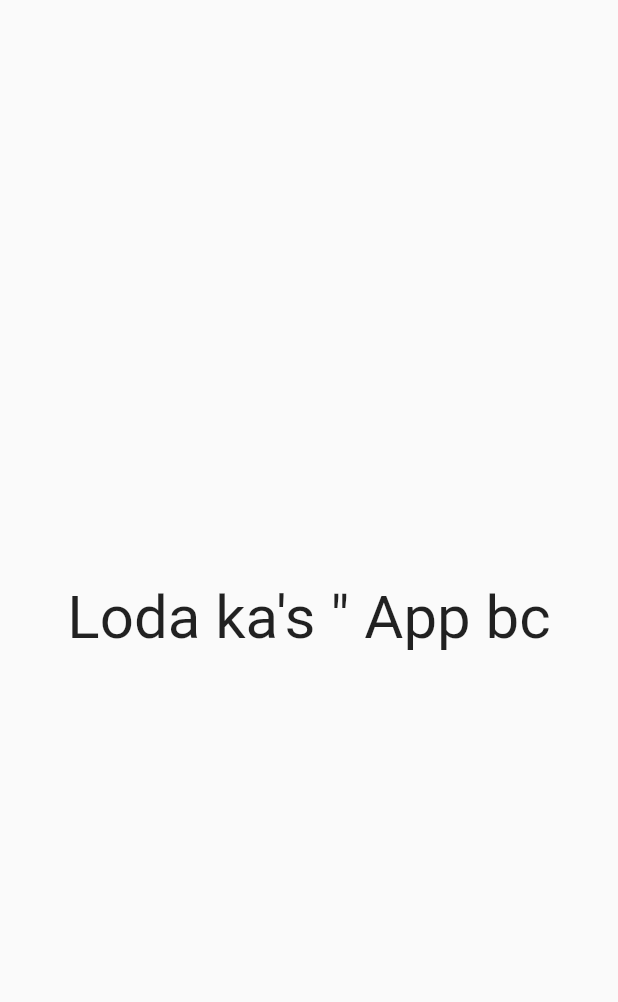
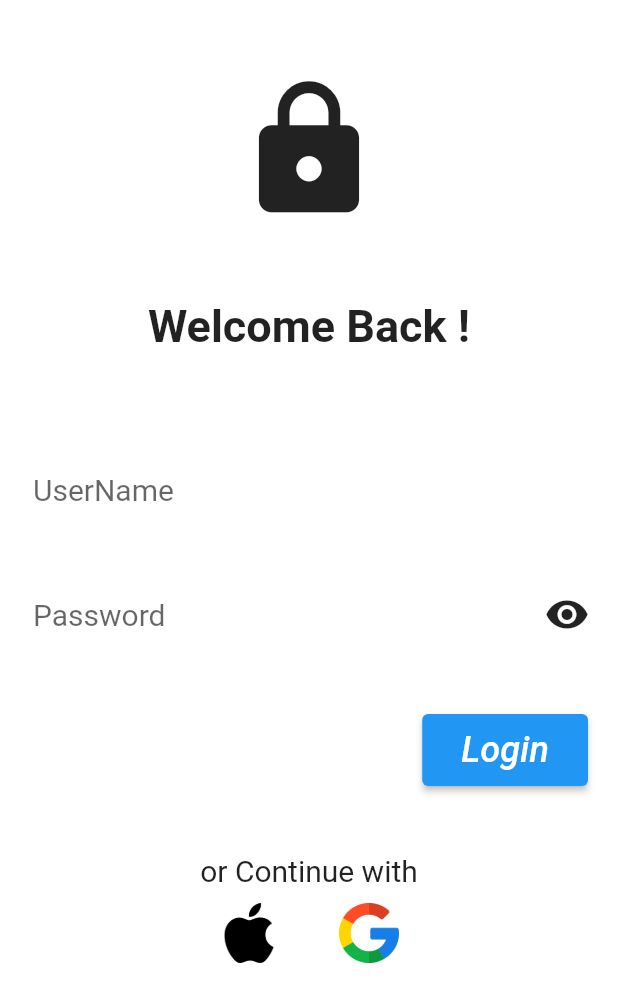
Before and after one commit to Ronnieraj37/Shopping-App, a Flutter app: the screen it shows after launch, on a phone screen of 412 x 824 dp. Shown: the top 1002 px of the screen. Run offline on Flutter 3.47's test engine with Material 2 defaults, Android fonts, the phone set to English and light mode, and no system bars.

Commit message:
First Commit

```diff
--- a/lib/main.dart
+++ b/lib/main.dart
@@ -1,36 +1,50 @@
 import 'package:flutter/material.dart';
+import 'package:shopping/pages/login_page.dart';
+
+import 'pages/homepage.dart';
 
 void main() {
-  runApp(const MyApp());
+  runApp(const MyHome());
 }
 
-class MyApp extends StatelessWidget {
-  const MyApp({super.key});
+class MyHome extends StatefulWidget {
+  const MyHome({Key? key}) : super(key: key);
 
-  // This widget is the root of your application.
+  @override
+  State<MyHome> createState() => _MyHomeState();
+}
+
+class _MyHomeState extends State<MyHome> {
+
+  //bool theme = false;
+  // ThemeMode themeMode = ThemeMode.light;
+  // void change(bool value){
+  //   setState(() {
+  //     if(value==true){
+  //       themeMode = ThemeMode.dark;
+  //       theme = true;
+  //     }
+  //     else{
+  //       themeMode = ThemeMode.light;
+  //       theme = false;
+  //     }
+  //   });
+  // }
   @override
   Widget build(BuildContext context) {
     return MaterialApp(
+      themeMode: ThemeMode.light,
+      darkTheme: ThemeData(brightness: Brightness.dark),
+      theme: ThemeData(
+        primarySwatch: Colors.deepPurple,
+      ),
       title: 'Flutter Demo',
-      theme: ThemeData(
-        primarySwatch: Colors.blue,
-      ),
-      home: const MyHomePage(),
+      //actions: Widget[Switch(value: dark, onChanged: (value){changeColor(value);})],
+      initialRoute: "/login",
+      routes: {
+        "/" : (context) => const MyApp(),
+        "/login" : (context) => const LoginPage(),
+      },
     );
   }
 }
-class MyHomePage extends StatelessWidget {
-  const MyHomePage({Key? key}) : super(key: key);
-
-  @override
-  Widget build(BuildContext context) {
-    return const Scaffold(
-      body: Center(
-          child: Text(
-              "Loda ka's \" App bc",
-            style: TextStyle(fontSize: 40),
-          ),
-        ),
-    );
-  }
-}
--- /dev/null
+++ b/lib/pages/homepage.dart
@@ -0,0 +1,27 @@
+import 'package:flutter/material.dart';
+
+
+class MyApp extends StatefulWidget {
+  const MyApp({super.key});
+
+  @override
+  State<MyApp> createState() => _MyAppState();
+}
+
+class _MyAppState extends State<MyApp> {
+  // This widget is the root of your application.
+
+  @override
+  Widget build(BuildContext context) {
+    return Scaffold(
+        appBar: AppBar(title: const Text('data')),
+        body: const Center(
+          child: Text(
+            "Loda ka's App bc",
+            style: TextStyle(fontSize: 40),
+          ),
+        ),
+        drawer: const Drawer(child: Text('data')),
+      );
+  }
+}
--- /dev/null
+++ b/lib/pages/login_page.dart
@@ -0,0 +1,135 @@
+import 'package:flutter/material.dart';
+
+class LoginPage extends StatefulWidget {
+  const LoginPage({Key? key}) : super(key: key);
+
+  @override
+  State<LoginPage> createState() => _LoginPageState();
+}
+
+class _LoginPageState extends State<LoginPage> {
+  bool hidePass = true;
+  Icon eyeIcon = const Icon(Icons.remove_red_eye_rounded,size: 30,);
+  void showPass(){
+    setState(() {
+      if(hidePass==true){
+        hidePass=false;
+        eyeIcon = const Icon(Icons.panorama_fish_eye,size: 30,);
+      }
+      else{
+        hidePass = true;
+        eyeIcon = const Icon(Icons.remove_red_eye_rounded,size: 30,);
+      }
+    });
+  }
+
+  @override
+  Widget build(BuildContext context) {
+    return MaterialApp(
+      home: Scaffold(
+        backgroundColor: Colors.white,
+        body: SafeArea(
+          child: Center(
+            child: Column(
+              children: [
+                const SizedBox(height: 50,),
+                //image
+                const Icon(Icons.lock,size: 100,),
+                const SizedBox(height: 50,),
+                //uve been missed
+                const Text(
+                    "Welcome Back !",
+                  style: TextStyle(
+                    fontSize: 30,
+                    fontWeight: FontWeight.w600,
+                    color: Colors.black87,
+                  ),
+                ),
+                const SizedBox(height: 50,),
+                //pass & text
+                 Container(
+                  padding: const EdgeInsets.all(10 ),
+                  child: TextFormField(
+                    decoration: const InputDecoration(
+                      hintText: "UserName",
+                      hintStyle: TextStyle(
+                        fontSize: 20,
+                      ),
+                      enabledBorder:  OutlineInputBorder(
+                          borderSide: BorderSide(color: Colors.white,width: 1),
+                      ),
+                      focusedBorder: OutlineInputBorder(
+                        borderSide: BorderSide(color: Colors.black26,width: 2),
+                      )
+                    ),
+                  ),
+                ),
+                 Padding(
+                   padding: const EdgeInsets.all(10.0),
+                   child: Stack(
+                     alignment: Alignment.centerRight,
+                     children: [
+                       TextFormField(
+
+                         obscureText: hidePass,
+                         decoration: const InputDecoration(
+                             hintText: "Password",
+                             hintStyle: TextStyle(
+                               fontSize: 20,
+                             ),
+                             enabledBorder:  OutlineInputBorder(
+                               borderSide: BorderSide(color: Colors.white,width: 1),
+                             ),
+                             focusedBorder: OutlineInputBorder(
+                               borderSide: BorderSide(color: Colors.black26,width: 2),
+                             )
+                         ),
+                       ),
+                       IconButton(onPressed: () => showPass(), icon: eyeIcon),
+                     ],
+                ),
+                 ),
+                const SizedBox(height: 25,),
+                Container(
+                  padding: const EdgeInsets.symmetric(horizontal: 20),
+                  alignment: Alignment.centerRight,
+                    child: ElevatedButton(onPressed: (){}, child: const Padding(
+                      padding: EdgeInsets.all(10.0),
+                      child: Text("Login",style: TextStyle(fontSize: 24,fontStyle: FontStyle.italic),),
+                    ),
+                    ),
+                ),
+                const SizedBox(height: 45,),
+                const Text('or Continue with',style: TextStyle(fontSize: 20),),
+                const SizedBox(height: 10,),
+                Row(
+                  mainAxisAlignment: MainAxisAlignment.center,
+                  children: [
+                    Image.asset( width: 40,'images/apple.png'),
+                    const SizedBox(width: 40),
+                    Image.asset( width: 40,'images/google.png'),
+                  ],
+                ),
+                //forgot pass
+
+                //sign in
+
+                //or continue with
+
+                //register?
+              ],
+            ),
+          ),
+        )
+      ),
+    );
+  }
+}
+// Text(
+// "Login Page",
+// style: TextStyle(
+// fontSize: 20,
+// fontWeight: FontWeight.bold,
+// color: Colors.blueAccent,
+// ),
+// ),
--- a/pubspec.yaml
+++ b/pubspec.yaml
@@ -60,9 +60,8 @@ flutter:
   uses-material-design: true
 
   # To add assets to your application, add an assets section, like this:
-  # assets:
-  #   - images/a_dot_burr.jpeg
-  #   - images/a_dot_ham.jpeg
+  assets:
+    - images/
 
   # An image asset can refer to one or more resolution-specific "variants", see
   # https://flutter.dev/assets-and-images/#resolution-aware
```
Also changed, not shown: images/apple.png (added), images/google.png (added).
